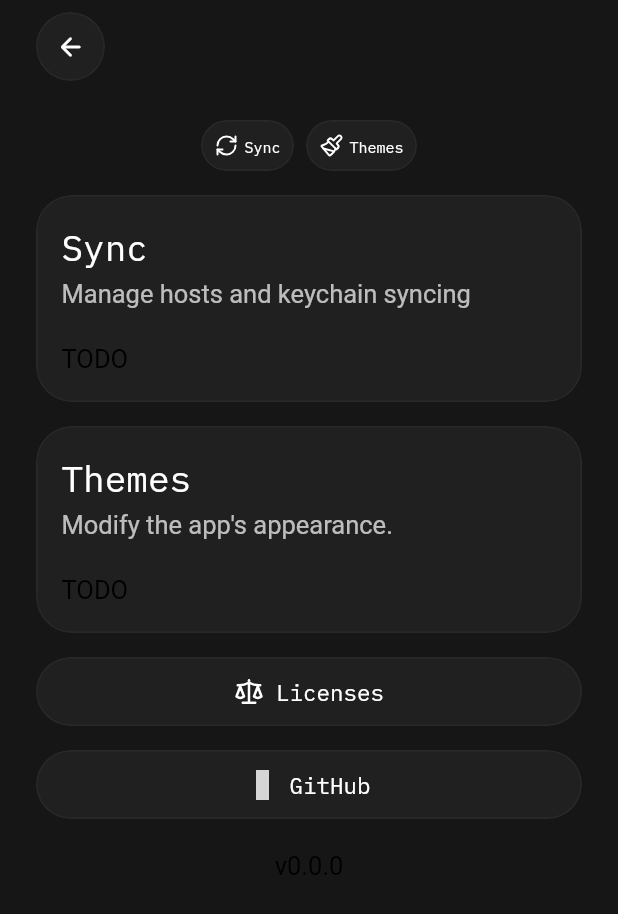
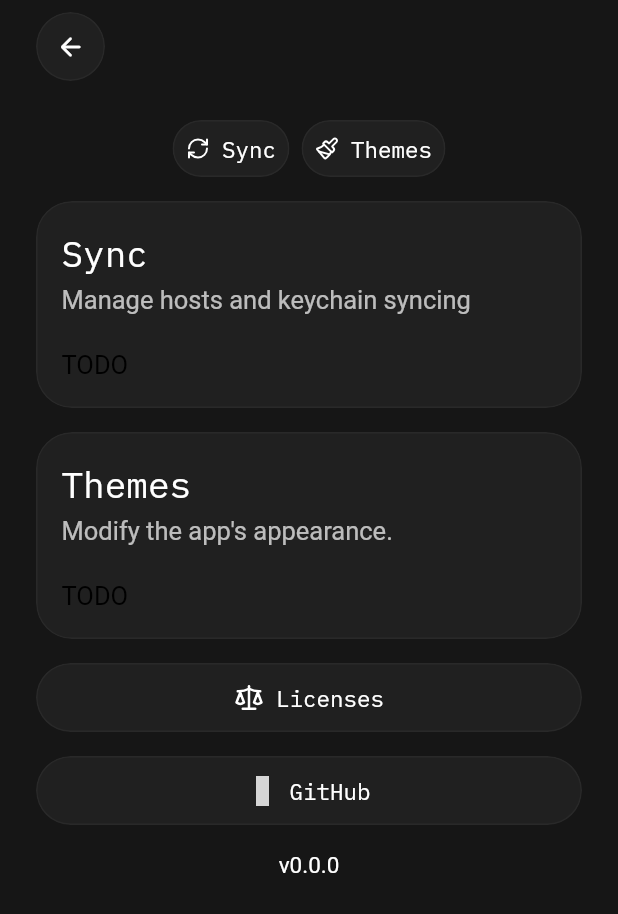
Before and after one commit to cliq-terminal/cliq, a Flutter app: the screen it shows after launch, after a tap on an icon or button, on a phone screen of 412 x 824 dp. Shown: the top 914 px of the screen. Run offline on Flutter 3.47's test engine with Material 3 defaults, Android fonts, the phone set to English and light mode, and no system bars; our stand-ins replace drift, drift_flutter, flutter_hooks, go_router, hooks_riverpod, lucide_flutter and 1 more; missing offline and left inert: dartssh2; accounts and stored records are empty; generated files the repository leaves out were written again; statements that could not run were skipped; grey boxes are pictures that could not be loaded.

Commit message:
Started work on implementing database & data model

```diff
--- /dev/null
+++ b/frontend/lib/data/sqlite/database.dart
@@ -0,0 +1,31 @@
+import 'package:cliq/data/sqlite/hosts/host_repository.dart';
+import 'package:drift/drift.dart';
+import 'package:drift_flutter/drift_flutter.dart';
+import 'package:path_provider/path_provider.dart';
+
+part 'database.g.dart';
+
+@DriftDatabase(include: {'hosts/hosts.drift'})
+final class CliqDatabase extends _$CliqDatabase {
+  static late HostRepository hostRepository;
+
+  CliqDatabase([QueryExecutor? executor])
+    : super(executor ?? _openConnection());
+
+  @override
+  int get schemaVersion => 1;
+
+  static void init() {
+    final db = CliqDatabase();
+    hostRepository = HostRepository(db);
+  }
+
+  static QueryExecutor _openConnection() {
+    return driftDatabase(
+      name: 'cliq_db',
+      native: const DriftNativeOptions(
+        databaseDirectory: getApplicationSupportDirectory,
+      ),
+    );
+  }
+}
--- a/frontend/lib/main.dart
+++ b/frontend/lib/main.dart
@@ -1,3 +1,4 @@
+import 'package:cliq/data/sqlite/database.dart';
 import 'package:cliq/routing/router.provider.dart';
 import 'package:cliq/data/store.dart';
 import 'package:cliq_ui/cliq_ui.dart';
@@ -14,6 +15,7 @@ void main() async {
     _initLogger();
   }
 
+  CliqDatabase.init();
   await KeyValueStore.init();
 
   runApp(const ProviderScope(child: CliqApp()));
--- a/frontend/lib/modules/hosts/view/hosts_page.dart
+++ b/frontend/lib/modules/hosts/view/hosts_page.dart
@@ -27,18 +27,12 @@ class _HostsPageState extends ConsumerState<HostsPage> {
           mainAxisAlignment: MainAxisAlignment.center,
           children: [
             CliqTypography(
-              'No Hosts',
-              textAlign: TextAlign.center,
-              size: typography.h2,
-              secondaryFont: true,
-              noPadding: true,
-            ),
-            CliqTypography(
               'Add your first host by clicking the button below.',
               textAlign: TextAlign.center,
-              size: typography.copyS,
+              size: typography.copyM,
             ),
-            CliqButton(label: Text('Add Host')),
+            const SizedBox(height: 8),
+            CliqButton(icon: Icon(LucideIcons.plus), label: Text('Add Host')),
           ],
         ),
       );
--- a/frontend/lib/modules/settings/view/settings_page.dart
+++ b/frontend/lib/modules/settings/view/settings_page.dart
@@ -28,6 +28,8 @@ class _DashboardPageState extends ConsumerState<SettingsPage> {
 
   @override
   Widget build(BuildContext context) {
+    final typography = context.theme.typography;
+
     return CliqScaffold.grid(
       extendBehindAppBar: true,
       header: CliqHeader(left: [Commons.backButton(context)]),
@@ -78,7 +80,7 @@ class _DashboardPageState extends ConsumerState<SettingsPage> {
                 label: Text('GitHub'),
               ),
             ),
-            Text('v0.0.0'),
+            CliqTypography('v0.0.0', size: typography.copyS),
           ],
         ),
       ),
--- a/frontend/packages/cliq_ui/lib/preview/_preview.dart
+++ b/frontend/packages/cliq_ui/lib/preview/_preview.dart
@@ -4,6 +4,7 @@ import 'package:flutter/widget_previews.dart';
 import 'package:lucide_flutter/lucide_flutter.dart';
 
 part 'blur_container.preview.dart';
+part 'button.preview.dart';
 part 'card.preview.dart';
 part 'chip.preview.dart';
 part 'header.preview.dart';
--- /dev/null
+++ b/frontend/packages/cliq_ui/lib/preview/button.preview.dart
@@ -0,0 +1,6 @@
+part of '_preview.dart';
+
+@Preview(name: 'CliqButton', wrapper: previewWrapper)
+Widget buttonPreview() {
+  return CliqButton(onPressed: () {}, label: Text('Click Me'));
+}
--- a/frontend/packages/cliq_ui/lib/src/theme/theme_data.dart
+++ b/frontend/packages/cliq_ui/lib/src/theme/theme_data.dart
@@ -61,7 +61,10 @@ final class CliqThemeData {
         style: style,
         colorScheme: colorScheme,
       ),
-      buttonStyle: CliqButtonStyle.inherit(style: style, colorScheme: colorScheme),
+      buttonStyle: CliqButtonStyle.inherit(
+        style: style,
+        colorScheme: colorScheme,
+      ),
       cardStyle: CliqCardStyle.inherit(style: style, colorScheme: colorScheme),
       chipStyle: CliqChipStyle.inherit(style: style, colorScheme: colorScheme),
       iconButtonStyle: CliqIconButtonStyle.inherit(
--- a/frontend/packages/cliq_ui/lib/src/theme/typography/typography.dart
+++ b/frontend/packages/cliq_ui/lib/src/theme/typography/typography.dart
@@ -8,6 +8,7 @@ final class CliqTypography extends HookWidget {
   final BreakpointMap<CliqTextStyle> size;
   final bool secondaryFont;
   final bool noPadding;
+  final TextStyle Function(TextStyle style)? styleModifier;
 
   final StrutStyle? strutStyle;
   final TextAlign? textAlign;
@@ -29,6 +30,7 @@ final class CliqTypography extends HookWidget {
     required this.size,
     this.secondaryFont = false,
     this.noPadding = false,
+    this.styleModifier,
     this.strutStyle,
     this.textAlign,
     this.textDirection,
@@ -49,18 +51,22 @@ final class CliqTypography extends HookWidget {
     final breakpoint = useBreakpoint();
     final style = size[breakpoint]!;
 
+    final textStyle =
+        (styleModifier == null ? style.style : styleModifier!.call(style.style))
+            .copyWith(
+              fontFamily:
+                  (secondaryFont
+                          ? CliqFontFamily.secondary
+                          : CliqFontFamily.primary)
+                      .fontFamily,
+            );
+
     return Padding(
       padding: noPadding ? EdgeInsets.zero : style.padding ?? EdgeInsets.zero,
       child: Text(
         data,
         key: key,
-        style: style.style.copyWith(
-          fontFamily:
-              (secondaryFont
-                      ? CliqFontFamily.secondary
-                      : CliqFontFamily.primary)
-                  .fontFamily,
-        ),
+        style: textStyle,
         strutStyle: strutStyle,
         textAlign: textAlign,
         textDirection: textDirection,
--- a/frontend/packages/cliq_ui/lib/src/widgets/blur_container.dart
+++ b/frontend/packages/cliq_ui/lib/src/widgets/blur_container.dart
@@ -33,7 +33,10 @@ class CliqBlurContainer extends StatelessWidget {
           decoration: BoxDecoration(
             color: color ?? style.color,
             borderRadius: borderRadius ?? style.borderRadius,
-            border: Border.all(color: outlineColor ?? style.outlineColor, width: 1),
+            border: Border.all(
+              color: outlineColor ?? style.outlineColor,
+              width: 1,
+            ),
           ),
           child: Container(padding: padding, child: child),
         ),
--- a/frontend/packages/cliq_ui/lib/src/widgets/button.dart
+++ b/frontend/packages/cliq_ui/lib/src/widgets/button.dart
@@ -34,11 +34,10 @@ class CliqButton extends StatelessWidget {
           padding: style.padding,
           child: Row(
             spacing: 8,
-            mainAxisSize: MainAxisSize.max,
+            mainAxisSize: MainAxisSize.min,
             mainAxisAlignment: MainAxisAlignment.center,
             children: [
-              if (icon != null)
-                IconTheme(data: style.iconTheme, child: icon!),
+              if (icon != null) IconTheme(data: style.iconTheme, child: icon!),
               CliqDefaultTypography(
                 size: textStyle.copyS,
                 color: style.iconTheme.color,
@@ -46,7 +45,7 @@ class CliqButton extends StatelessWidget {
                 child: label,
               ),
             ],
-          )
+          ),
         ),
       ),
     );
@@ -70,11 +69,8 @@ final class CliqButtonStyle {
   }) {
     return CliqButtonStyle(
       backgroundColor: colorScheme.primary,
-      iconTheme: IconThemeData(
-        color: colorScheme.onPrimary,
-        size: 20,
-      ),
-      padding: const EdgeInsets.all(12),
+      iconTheme: IconThemeData(color: colorScheme.onPrimary, size: 20),
+      padding: const EdgeInsets.symmetric(horizontal: 20, vertical: 12),
     );
   }
 }
--- a/frontend/packages/cliq_ui/lib/src/widgets/chip.dart
+++ b/frontend/packages/cliq_ui/lib/src/widgets/chip.dart
@@ -29,14 +29,14 @@ class CliqChip extends StatelessWidget {
         child: Padding(
           padding: style.padding,
           child: Row(
-            spacing: 4,
+            spacing: 8,
             mainAxisSize: MainAxisSize.min,
             children: [
               if (leading != null)
                 IconTheme(data: style.iconStyle, child: leading!),
               if (title != null)
                 CliqDefaultTypography(
-                  size: context.theme.typography.copyXS,
+                  size: context.theme.typography.copyS,
                   color: context.theme.colorScheme.onSecondaryBackground,
                   secondaryFont: true,
                   child: title!,
--- a/frontend/pubspec.yaml
+++ b/frontend/pubspec.yaml
@@ -21,13 +21,17 @@ dependencies:
   hooks_riverpod: ^2.6.1
   riverpod: ^2.6.1
   logging: ^1.3.0
-  drift: ^2.27.0
+  drift: ^2.28.1
+  drift_flutter: ^0.2.5
+  path_provider: ^2.1.5
 
 dev_dependencies:
   flutter_test:
     sdk: flutter
 
   flutter_lints: ^6.0.0
+  drift_dev: ^2.28.1
+  build_runner: ^2.7.0
 
 flutter:
   uses-material-design: true
```
Also changed, not shown: frontend/lib/data/sqlite/hosts/host_repository.dart (added, +10 -0 lines), frontend/lib/data/sqlite/repository.dart (added, +45 -0 lines), frontend/lib/data/sqlite/database.g.dart (added), frontend/lib/data/sqlite/keychain/keychain_repository.dart (added), frontend/pubspec.lock, 11 other files.
